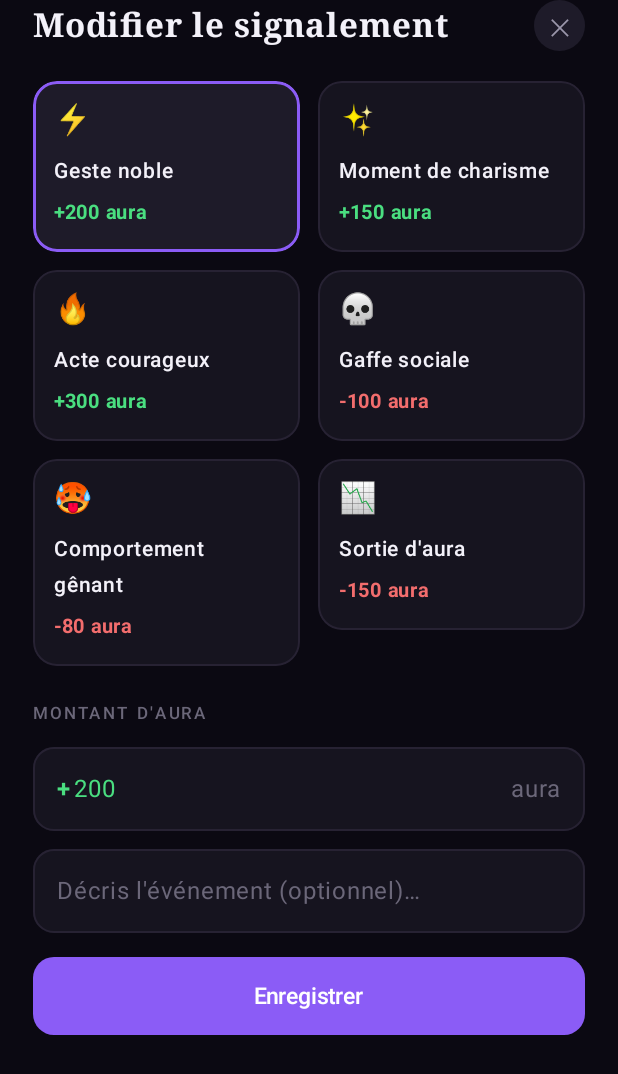
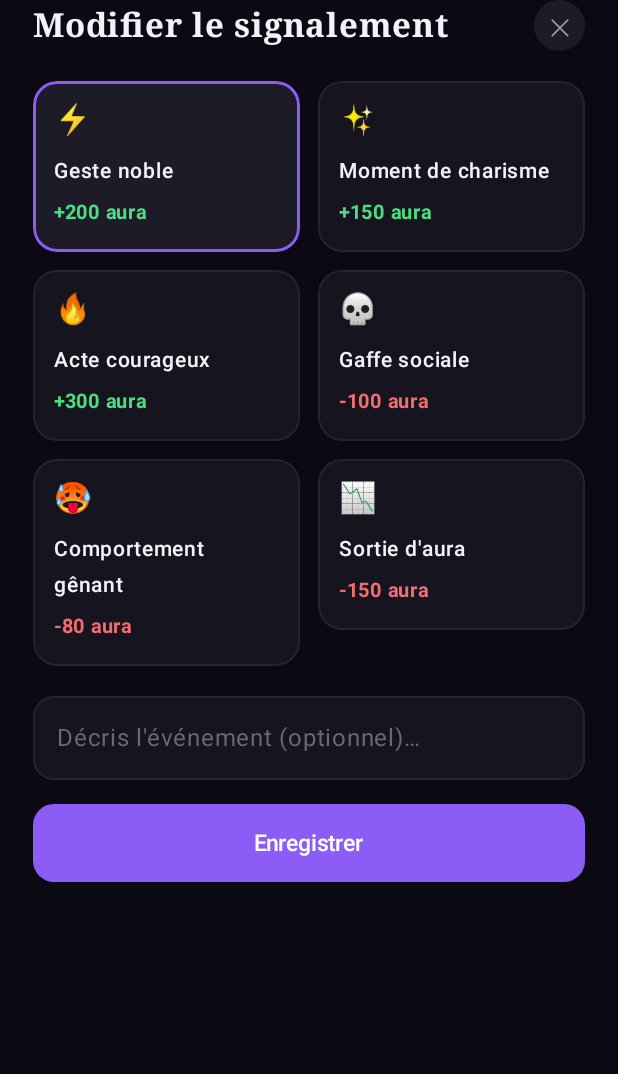
Before and after one commit to arcomyxx/Aura, an Android app built with Jetpack Compose: the composable EditReportSheetContent shown on its own in the app's theme, after a tap on an icon or button, on a phone screen of 412 x 824 dp. Shown: the top 1074 px of the screen. Run offline under Robolectric (Android 15) with nearby library versions, the phone set to English and light mode, and no system bars; 9 statements that could not run were skipped.

Commit message:
revert: retire le montant d'aura saisissable (montants imposés)
Co-Authored-By: Claude Opus 5.5 <noreply@anthropic.com>

```diff
--- a/composeApp/src/commonMain/kotlin/com/dubois/aura/model/EventType.kt
+++ b/composeApp/src/commonMain/kotlin/com/dubois/aura/model/EventType.kt
@@ -2,8 +2,7 @@ package com.dubois.aura.model
 
 /**
  * Type d'événement sélectionnable dans la feuille « Signaler un événement ».
- * [delta] est le montant proposé par défaut ; l'utilisateur peut le modifier
- * (le signe reste celui du type).
+ * Chaque type applique un [delta] fixe au score d'aura de la cible.
  */
 data class EventType(
     val id: String,
--- a/composeApp/src/commonMain/kotlin/com/dubois/aura/ui/main/EditReportSheet.kt
+++ b/composeApp/src/commonMain/kotlin/com/dubois/aura/ui/main/EditReportSheet.kt
@@ -39,8 +39,8 @@ import com.dubois.aura.model.EventType
 import com.dubois.aura.ui.theme.AuraPalette
 
 /**
- * Contenu de la feuille « Modifier le signalement » : change le type, le
- * montant et la description d'un événement dont l'utilisateur courant est l'auteur.
+ * Contenu de la feuille « Modifier le signalement » : change le type et la
+ * description d'un événement dont l'utilisateur courant est l'auteur.
  */
 @Composable
 fun EditReportSheetContent(
@@ -52,7 +52,6 @@ fun EditReportSheetContent(
         mutableStateOf(EventCatalog.all.firstOrNull { it.id == event.typeId })
     }
     var description by remember { mutableStateOf(event.description) }
-    var amount by remember { mutableStateOf(kotlin.math.abs(event.delta).toString()) }
 
     Column(
         modifier = Modifier
@@ -84,10 +83,7 @@ fun EditReportSheetContent(
                     EventTypeCard(
                         type = type,
                         selected = selectedType?.id == type.id,
-                        onClick = {
-                            selectedType = type
-                            amount = kotlin.math.abs(type.delta).toString()
-                        },
+                        onClick = { selectedType = type },
                         modifier = Modifier.weight(1f),
                     )
                 }
@@ -97,14 +93,6 @@ fun EditReportSheetContent(
         }
 
         Spacer(Modifier.height(8.dp))
-        selectedType?.let { type ->
-            AuraAmountField(
-                amount = amount,
-                onAmountChange = { amount = it },
-                positive = type.isPositive,
-            )
-            Spacer(Modifier.height(12.dp))
-        }
         OutlinedTextField(
             value = description,
             onValueChange = { description = it },
@@ -125,12 +113,8 @@ fun EditReportSheetContent(
         Spacer(Modifier.height(16.dp))
 
         Button(
-            onClick = {
-                val type = selectedType ?: return@Button
-                val value = parseAuraAmount(amount) ?: return@Button
-                onSubmit(type.withAmount(value), description)
-            },
-            enabled = selectedType != null && parseAuraAmount(amount) != null,
+            onClick = { selectedType?.let { onSubmit(it, description) } },
+            enabled = selectedType != null,
             modifier = Modifier.fillMaxWidth().height(52.dp),
             shape = RoundedCornerShape(14.dp),
             colors = ButtonDefaults.buttonColors(
--- a/composeApp/src/commonMain/kotlin/com/dubois/aura/ui/main/ReportEventSheet.kt
+++ b/composeApp/src/commonMain/kotlin/com/dubois/aura/ui/main/ReportEventSheet.kt
@@ -21,7 +21,6 @@ import androidx.compose.foundation.rememberScrollState
 import androidx.compose.foundation.shape.CircleShape
 import androidx.compose.foundation.verticalScroll
 import androidx.compose.foundation.shape.RoundedCornerShape
-import androidx.compose.foundation.text.KeyboardOptions
 import androidx.compose.material3.Button
 import androidx.compose.material3.ButtonDefaults
 import androidx.compose.material3.OutlinedTextField
@@ -37,7 +36,6 @@ import androidx.compose.ui.Modifier
 import androidx.compose.ui.draw.clip
 import androidx.compose.ui.text.font.FontFamily
 import androidx.compose.ui.text.font.FontWeight
-import androidx.compose.ui.text.input.KeyboardType
 import androidx.compose.ui.unit.dp
 import androidx.compose.ui.unit.sp
 import com.dubois.aura.model.EventCatalog
@@ -64,7 +62,6 @@ fun ReportEventSheetContent(
     var target by remember { mutableStateOf(initialTarget) }
     var selectedType by remember { mutableStateOf<EventType?>(null) }
     var description by remember { mutableStateOf("") }
-    var amount by remember { mutableStateOf("") }
 
     Column(
         modifier = Modifier
@@ -128,10 +125,7 @@ fun ReportEventSheetContent(
                     EventTypeCard(
                         type = type,
                         selected = selectedType?.id == type.id,
-                        onClick = {
-                            selectedType = type
-                            amount = kotlin.math.abs(type.delta).toString()
-                        },
+                        onClick = { selectedType = type },
                         modifier = Modifier.weight(1f),
                     )
                 }
@@ -141,14 +135,6 @@ fun ReportEventSheetContent(
         }
 
         Spacer(Modifier.height(8.dp))
-        selectedType?.let { type ->
-            AuraAmountField(
-                amount = amount,
-                onAmountChange = { amount = it },
-                positive = type.isPositive,
-            )
-            Spacer(Modifier.height(12.dp))
-        }
         OutlinedTextField(
             value = description,
             onValueChange = { description = it },
@@ -168,13 +154,12 @@ fun ReportEventSheetContent(
         )
         Spacer(Modifier.height(16.dp))
 
-        val ready = target != null && selectedType != null && parseAuraAmount(amount) != null
+        val ready = target != null && selectedType != null
         Button(
             onClick = {
                 val t = target ?: return@Button
                 val type = selectedType ?: return@Button
-                val value = parseAuraAmount(amount) ?: return@Button
-                onSubmit(t.profile, type.withAmount(value), description)
+                onSubmit(t.profile, type, description)
             },
             enabled = ready,
             modifier = Modifier.fillMaxWidth().height(52.dp),
@@ -189,58 +174,6 @@ fun ReportEventSheetContent(
             Text("Valider l'événement", fontWeight = FontWeight.SemiBold, fontSize = 15.sp)
         }
     }
-}
-
-/** Montant d'aura maximal saisissable pour un signalement. */
-private const val MAX_AURA_AMOUNT = 1_000_000
-
-/** Montant saisi (valeur absolue) ou null s'il est vide, nul ou hors bornes. */
-internal fun parseAuraAmount(text: String): Int? =
-    text.toIntOrNull()?.takeIf { it in 1..MAX_AURA_AMOUNT }
-
-/** Applique un montant (valeur absolue) au type en conservant son signe. */
-internal fun EventType.withAmount(amount: Int): EventType =
-    copy(delta = if (isPositive) amount else -amount)
-
-/** Champ de saisie du montant d'aura, préfixé du signe imposé par le type. */
-@Composable
-internal fun AuraAmountField(
-    amount: String,
-    onAmountChange: (String) -> Unit,
-    positive: Boolean,
-) {
-    val signColor = if (positive) AuraPalette.Positive else AuraPalette.Negative
-    SectionLabel("Montant d'aura")
-    Spacer(Modifier.height(10.dp))
-    OutlinedTextField(
-        value = amount,
-        onValueChange = { new ->
-            val digits = new.filter { it.isDigit() }.take(MAX_AURA_AMOUNT.toString().length)
-            onAmountChange(digits)
-        },
-        prefix = {
-            Text(
-                if (positive) "+" else "−",
-                color = signColor,
-                fontWeight = FontWeight.Bold,
-            )
-        },
-        suffix = { Text("aura", color = AuraPalette.TextMuted) },
-        isError = amount.isNotEmpty() && parseAuraAmount(amount) == null,
-        singleLine = true,
-        keyboardOptions = KeyboardOptions(keyboardType = KeyboardType.Number),
-        modifier = Modifier.fillMaxWidth(),
-        shape = RoundedCornerShape(14.dp),
-        colors = OutlinedTextFieldDefaults.colors(
-            focusedTextColor = signColor,
-            unfocusedTextColor = signColor,
-            focusedContainerColor = AuraPalette.Surface,
-            unfocusedContainerColor = AuraPalette.Surface,
-            focusedBorderColor = AuraPalette.Primary,
-            unfocusedBorderColor = AuraPalette.CardBorder,
-            cursorColor = AuraPalette.Primary,
-        ),
-    )
 }
 
 @Composable
```
